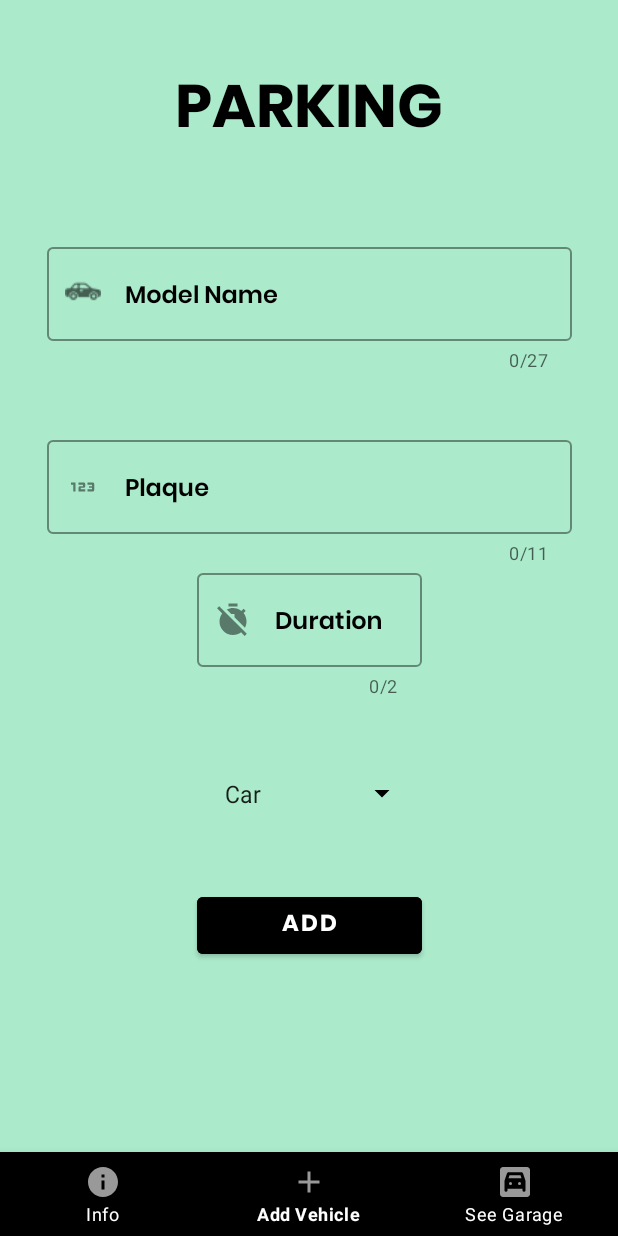
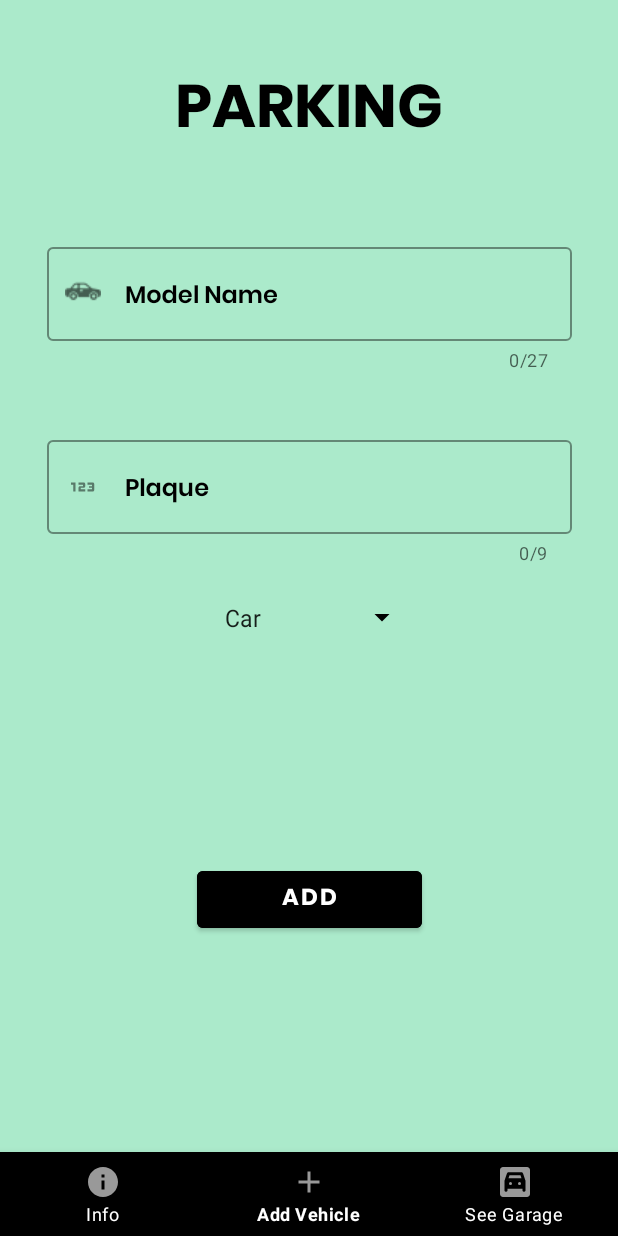
Before and after one commit to OmerOzen10/Garage-Application-in-Android-Studio, an Android app: the screen it shows after launch (MainActivity), item 2 of the bottom bar chosen, on a phone screen of 412 x 824 dp. Run offline under Robolectric (Android 15) with nearby library versions, the phone set to English and light mode, and no system bars; our stand-ins replace Firebase (no records; nobody signed in at launch, a user with empty details on screens opened directly).

Commit message:
Updated the Time formating

```diff
--- a/app/src/main/java/com/example/parkngapplcaton/MainActivity.java
+++ b/app/src/main/java/com/example/parkngapplcaton/MainActivity.java
@@ -22,6 +22,7 @@ import com.google.firebase.database.FirebaseDatabase;
 import com.google.firebase.database.ValueEventListener;
 
 import java.util.ArrayList;
+import java.util.Collections;
 
 public class MainActivity extends AppCompatActivity {
 
--- /dev/null
+++ b/app/src/main/res/drawable/baseline_close_24.xml
@@ -0,0 +1,5 @@
+<vector android:height="24dp" android:tint="#000000"
+    android:viewportHeight="24" android:viewportWidth="24"
+    android:width="24dp" xmlns:android="http://schemas.android.com/apk/res/android">
+    <path android:fillColor="@android:color/white" android:pathData="M19,6.41L17.59,5 12,10.59 6.41,5 5,6.41 10.59,12 5,17.59 6.41,19 12,13.41 17.59,19 19,17.59 13.41,12z"/>
+</vector>
--- /dev/null
+++ b/app/src/main/res/drawable/button_background.xml
@@ -0,0 +1,6 @@
+<?xml version="1.0" encoding="utf-8"?>
+<shape xmlns:android="http://schemas.android.com/apk/res/android"
+    android:shape="rectangle">
+    <corners android:radius="15dp"/>
+    <solid android:color="#51FF0032"/>
+</shape>
--- a/app/src/main/res/layout/fragment_add.xml
+++ b/app/src/main/res/layout/fragment_add.xml
@@ -62,7 +62,7 @@
         android:textColorHint="@color/black"
         app:boxStrokeColor="@color/black"
         app:counterEnabled="true"
-        app:counterMaxLength="11"
+        app:counterMaxLength="9"
         app:endIconMode="clear_text"
         app:endIconTint="@color/black"
         app:errorEnabled="true"
@@ -71,7 +71,7 @@
         app:layout_constraintEnd_toEndOf="@+id/layoutModel"
         app:layout_constraintStart_toStartOf="@+id/layoutModel"
         app:layout_constraintTop_toBottomOf="@+id/layoutModel"
-        app:placeholderText="ex: 00 ABC 0000"
+        app:placeholderText="ex: 00ABC0000"
         app:startIconDrawable="@drawable/ic_plaque">
 
         <com.google.android.material.textfield.TextInputEditText
@@ -80,43 +80,9 @@
             android:layout_height="wrap_content"
             android:layout_marginTop="15dp"
             android:fontFamily="@font/poppins_semibold"
-            android:maxLength="11"
+            android:maxLength="9"
             android:outlineAmbientShadowColor="@color/black"
             app:layout_constraintStart_toStartOf="@+id/layoutPlaque" />
-
-
-    </com.google.android.material.textfield.TextInputLayout>
-
-    <com.google.android.material.textfield.TextInputLayout
-        android:id="@+id/layoutDuration"
-        style="@style/Widget.MaterialComponents.TextInputLayout.OutlinedBox"
-        android:layout_width="150dp"
-        android:layout_height="wrap_content"
-        android:hint="Duration"
-        android:textColorHint="@color/black"
-        app:boxStrokeColor="@color/black"
-        app:counterEnabled="true"
-        app:counterMaxLength="2"
-        app:endIconMode="clear_text"
-        app:endIconTint="@color/black"
-        app:errorEnabled="true"
-        app:errorTextColor="#FF0000"
-        app:hintTextColor="@color/black"
-        app:layout_constraintEnd_toEndOf="parent"
-        app:layout_constraintStart_toStartOf="parent"
-        app:layout_constraintTop_toBottomOf="@+id/layoutPlaque"
-        app:placeholderText="hour"
-        app:startIconDrawable="@drawable/ic_duration">
-
-        <com.google.android.material.textfield.TextInputEditText
-            android:id="@+id/edtDuration"
-            android:layout_width="match_parent"
-            android:layout_height="wrap_content"
-            android:layout_marginTop="15dp"
-            android:fontFamily="@font/poppins_semibold"
-            android:maxLength="2"
-            android:outlineAmbientShadowColor="@color/black"
-            app:layout_constraintStart_toStartOf="@+id/layoutDuration" />
 
 
     </com.google.android.material.textfield.TextInputLayout>
@@ -131,9 +97,9 @@
         android:textColor="@color/white"
         android:textSize="15sp"
         app:layout_constraintBottom_toBottomOf="parent"
-        app:layout_constraintEnd_toEndOf="parent"
-        app:layout_constraintStart_toStartOf="parent"
-        app:layout_constraintTop_toBottomOf="@+id/layoutDuration">
+        app:layout_constraintEnd_toEndOf="@+id/vehicleType"
+        app:layout_constraintStart_toStartOf="@+id/vehicleType"
+        app:layout_constraintTop_toBottomOf="@+id/vehicleType">
 
     </Button>
 
@@ -141,13 +107,13 @@
         android:id="@+id/vehicleType"
         android:layout_width="wrap_content"
         android:layout_height="wrap_content"
+        android:layout_marginTop="16dp"
         android:backgroundTint="@color/black"
         android:entries="@array/item_names"
         android:padding="8dp"
-        app:layout_constraintBottom_toTopOf="@+id/addButton"
         app:layout_constraintEnd_toEndOf="parent"
         app:layout_constraintStart_toStartOf="parent"
-        app:layout_constraintTop_toBottomOf="@+id/layoutDuration" />
+        app:layout_constraintTop_toBottomOf="@+id/layoutPlaque" />
 
 
 </androidx.constraintlayout.widget.ConstraintLayout>
```
Also changed, not shown: app/src/main/java/com/example/parkngapplcaton/AddFragment.java (+41 -90 lines), app/src/main/java/com/example/parkngapplcaton/MyAdapter.java (+60 -51 lines), app/src/main/java/com/example/parkngapplcaton/Vehicles.java (+13 -10 lines), app/src/main/res/layout/list_vehicles.xml (+9 -62 lines).
